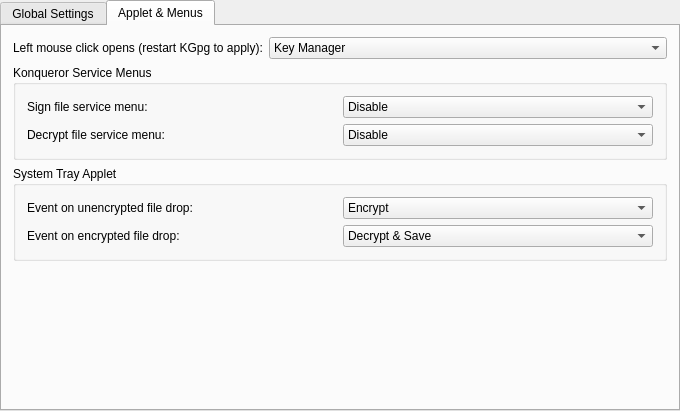
This is conf_misc.ui in KDE/kgpg as Qt 5 draws it before an edit. The edited form follows.
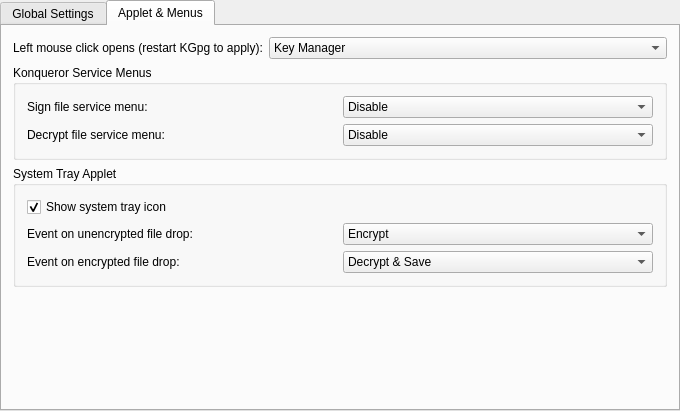
This is the edited form. The open tabs and pages were chosen to show the change. Custom widgets are drawn as their Qt base class.

Commit message:
Make systray icon optional
BUG:97677

What changed in the file:
```diff
--- a/conf_misc.ui
+++ b/conf_misc.ui
@@ -322,6 +322,20 @@
           <string>System Tray Applet</string>
          </property>
          <layout class="QVBoxLayout" >
+          <item>
+           <widget class="QCheckBox" name="kcfg_ShowSystray" >
+            <property name="whatsThis" >
+             <string>&lt;qt>&lt;b>Show system tray icon:&lt;/b>&lt;br />
+&lt;p>If checked KGpg will minimize to an icon in the system tray.&lt;/p>&lt;/qt></string>
+            </property>
+            <property name="text" >
+             <string>Show system tray icon</string>
+            </property>
+            <property name="checked" >
+             <bool>true</bool>
+            </property>
+           </widget>
+          </item>
           <item>
            <layout class="QHBoxLayout" >
             <item>
```
The commit also changes 4 other files.
